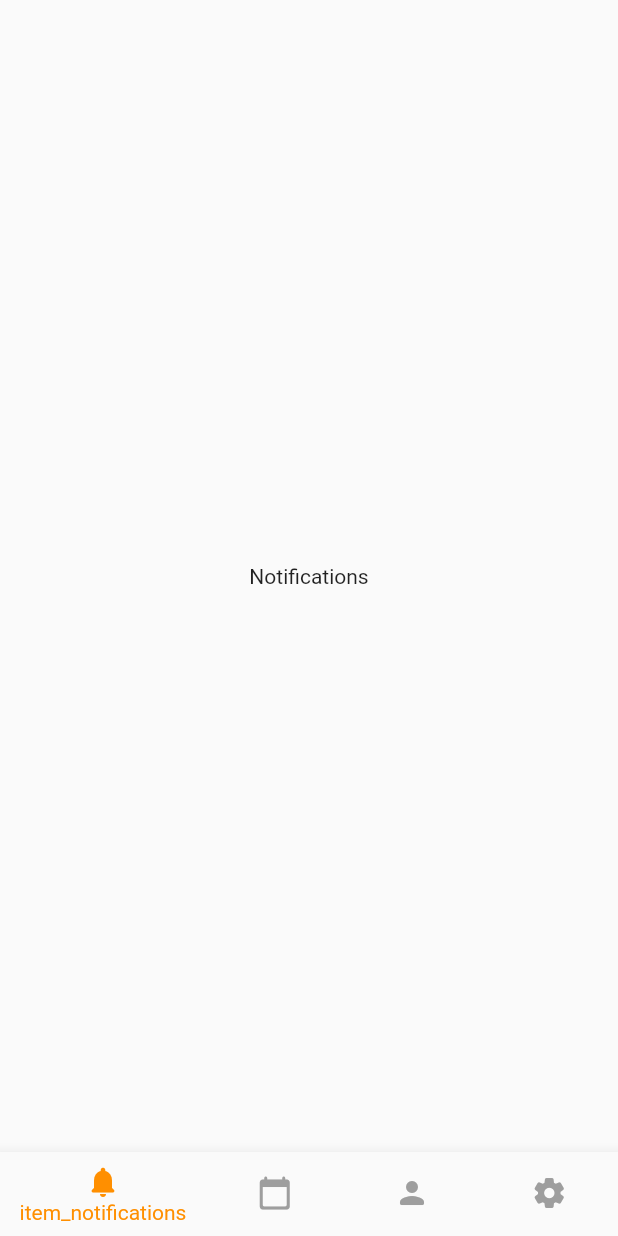
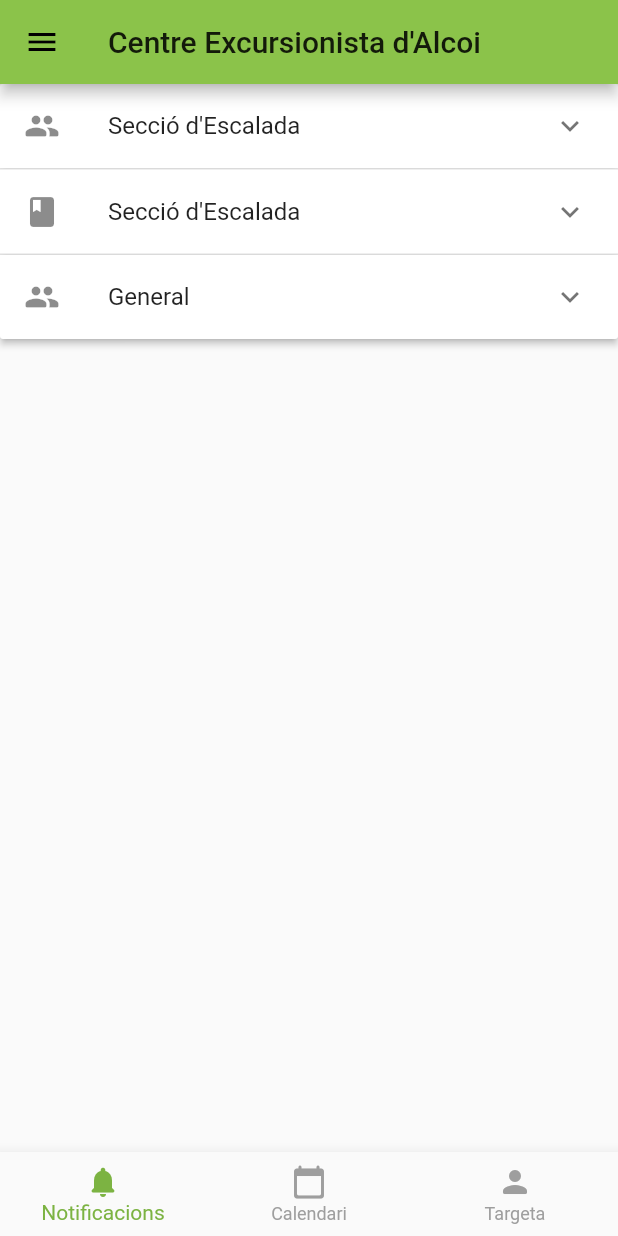
Before and after one commit to Centre-Excursionista-d-Alcoi/CEA-App, a Flutter app: the screen it shows after launch, on a phone screen of 412 x 824 dp. Run offline on Flutter 3.47's test engine with Material 2 defaults, Android fonts, the phone set to English and light mode, and no system bars; our stand-ins replace easy_localization.

Commit message:
:lipstick: Working on the app's design

```diff
--- a/lib/main.dart
+++ b/lib/main.dart
@@ -7,11 +7,11 @@ void main() async {
 
   runApp(
     EasyLocalization(
-        supportedLocales: [Locale('en', 'US')],
-        path: 'assets/translations', // <-- change the path of the translation files
-        fallbackLocale: Locale('en', 'US'),
-        child: MyApp()
-    ),
+        supportedLocales: [Locale('ca', 'ES')],
+        path: 'assets/translations',
+        // <-- change the path of the translation files
+        fallbackLocale: Locale('ca', 'ES'),
+        child: MyApp()),
   );
 }
 
@@ -24,7 +24,7 @@ class MyApp extends StatelessWidget {
       locale: context.locale,
       title: 'Flutter Demo',
       theme: ThemeData(
-        primarySwatch: Colors.blue,
+        primarySwatch: Colors.lightGreen,
       ),
       home: MainPage(),
     );
@@ -38,20 +38,39 @@ class MainPage extends StatefulWidget {
   _MainPageState createState() => _MainPageState();
 }
 
+class NotificationItem {
+  NotificationItem({
+    this.title,
+    this.message,
+    this.icon,
+    this.isExpanded = false,
+  });
+
+  String title;
+  String message;
+  int icon;
+  bool isExpanded;
+}
+
 class _MainPageState extends State<MainPage> {
   int _selectedIndex = 0;
-  static const List<Widget> _navigationItems = <Widget>[
-    Center(
-      child: Text("Notifications"),
+
+  List<NotificationItem> _notifications = [
+    NotificationItem(
+      icon: 1,
+      title: "Secció d'Escalada",
+      message: "Reunió el pròxim 23 de març de 2021.",
     ),
-    Center(
-      child: Text("Calendar"),
+    NotificationItem(
+      icon: 2,
+      title: "Secció d'Escalada",
+      message: "Paco Franco ha agafat una corda de 30 metres del magatzem.",
     ),
-    Center(
-      child: Text("Card"),
-    ),
-    Center(
-      child: Text("Settings"),
+    NotificationItem(
+      icon: 1,
+      title: "General",
+      message:
+          "Ha arribat la teua federativa. Per favor, passa pel CEA en horari d'oficina a recollir-la.",
     ),
   ];
 
@@ -64,7 +83,56 @@ class _MainPageState extends State<MainPage> {
   @override
   Widget build(BuildContext context) {
     return Scaffold(
-      body: Center(child: _navigationItems[_selectedIndex]),
+      body: Container(
+          child: <Widget>[
+        SingleChildScrollView(
+          child: Container(
+            child: ExpansionPanelList(
+              expansionCallback: (int index, bool isExpanded) {
+                setState(() {
+                  _notifications[index].isExpanded = !isExpanded;
+                });
+              },
+              children:
+                  _notifications.map<ExpansionPanel>((NotificationItem item) {
+                return ExpansionPanel(
+                  headerBuilder: (BuildContext context, bool isExpanded) {
+                    print(item.icon);
+                    return ListTile(
+                      leading: <Icon>[
+                        Icon(Icons.close_rounded),
+                        Icon(Icons.people_rounded),
+                        Icon(Icons.book_rounded),
+                      ][item.icon == null ? 0 : item.icon],
+                      title: Text(item.title),
+                    );
+                  },
+                  body: ListTile(
+                    title: Text(item.message),
+                    trailing: Icon(Icons.delete_rounded),
+                    onTap: () {
+                      setState(() {
+                        _notifications
+                            .removeWhere((currentItem) => item == currentItem);
+                      });
+                    },
+                  ),
+                  isExpanded: item.isExpanded,
+                );
+              }).toList(),
+            ),
+          ),
+        ),
+        Center(
+          child: Text("Calendar"),
+        ),
+        Center(
+          child: Text("Card"),
+        ),
+        Center(
+          child: Text("Settings"),
+        ),
+      ][_selectedIndex]),
       bottomNavigationBar: BottomNavigationBar(
         items: <BottomNavigationBarItem>[
           BottomNavigationBarItem(
@@ -79,15 +147,51 @@ class _MainPageState extends State<MainPage> {
             icon: Icon(Icons.person_rounded),
             label: tr("item_card"),
           ),
-          BottomNavigationBarItem(
-            icon: Icon(Icons.settings_rounded),
-            label: tr("item_settings"),
-          ),
         ],
         currentIndex: _selectedIndex,
-        selectedItemColor: Colors.amber[800],
+        selectedItemColor: Colors.lightGreen[600],
         unselectedItemColor: Colors.grey,
         onTap: _onItemTapped,
+      ),
+      appBar: AppBar(title: const Text('Centre Excursionista d\'Alcoi')),
+      drawer: Drawer(
+        child: ListView(
+          padding: EdgeInsets.zero,
+          children: <Widget>[
+            DrawerHeader(
+              decoration: BoxDecoration(
+                color: Colors.lightGreen[500],
+              ),
+              child: Wrap(
+                direction: Axis.vertical,
+                children: [
+                  Text(
+                    'CEA App',
+                    style: TextStyle(
+                      color: Colors.white,
+                      fontSize: 24,
+                    ),
+                  ),
+                  Text('info_version').tr(),
+                ],
+              ),
+            ),
+            ListTile(
+              leading: Icon(Icons.add_rounded),
+              title: Text('side_item_new_event').tr(),
+            ),
+            Divider(),
+            ListTile(
+              leading: Icon(Icons.qr_code_scanner_rounded),
+              title: Text('side_item_scanner').tr(),
+            ),
+            Divider(),
+            ListTile(
+              leading: Icon(Icons.settings_rounded),
+              title: Text('side_item_settings').tr(),
+            ),
+          ],
+        ),
       ),
     );
   }
```
